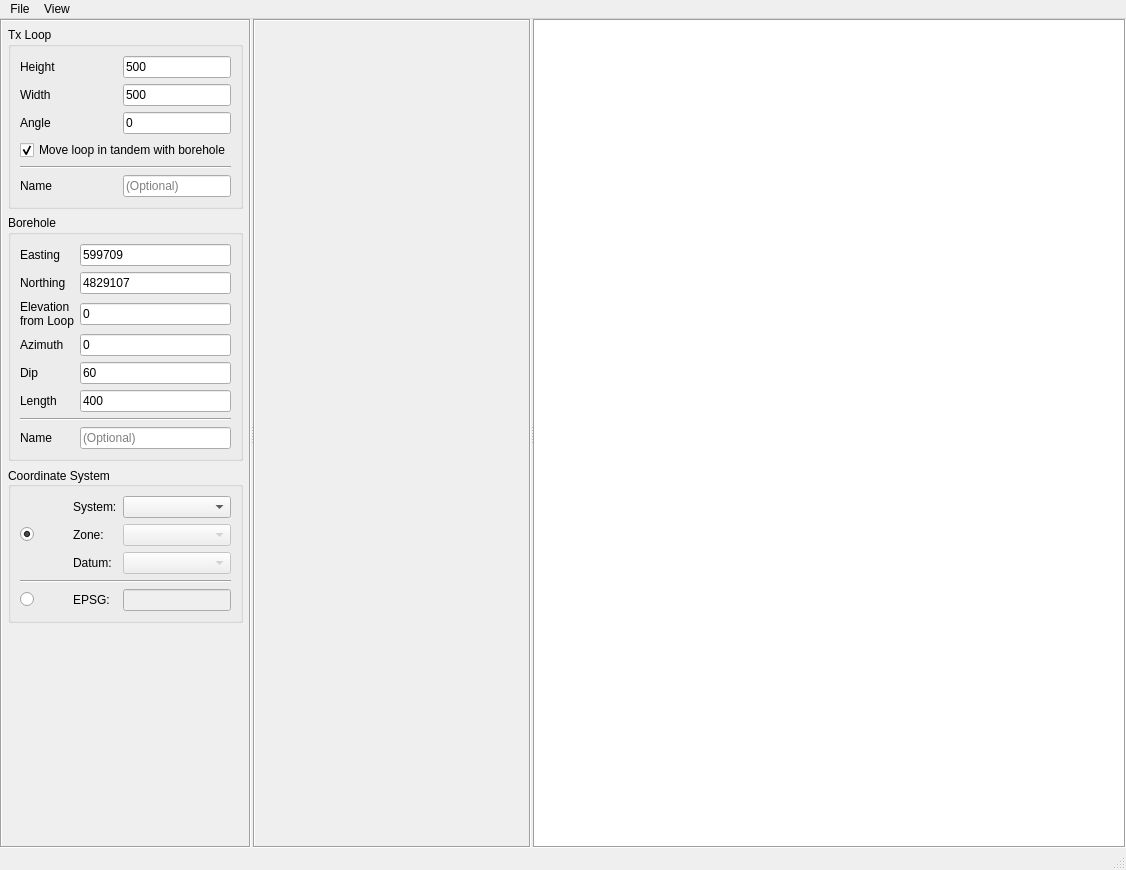
Before: the Qt Designer form src/qt_ui/loop_planner.ui in Eric-Meunier/Processor-Suite, drawn with Qt 5.
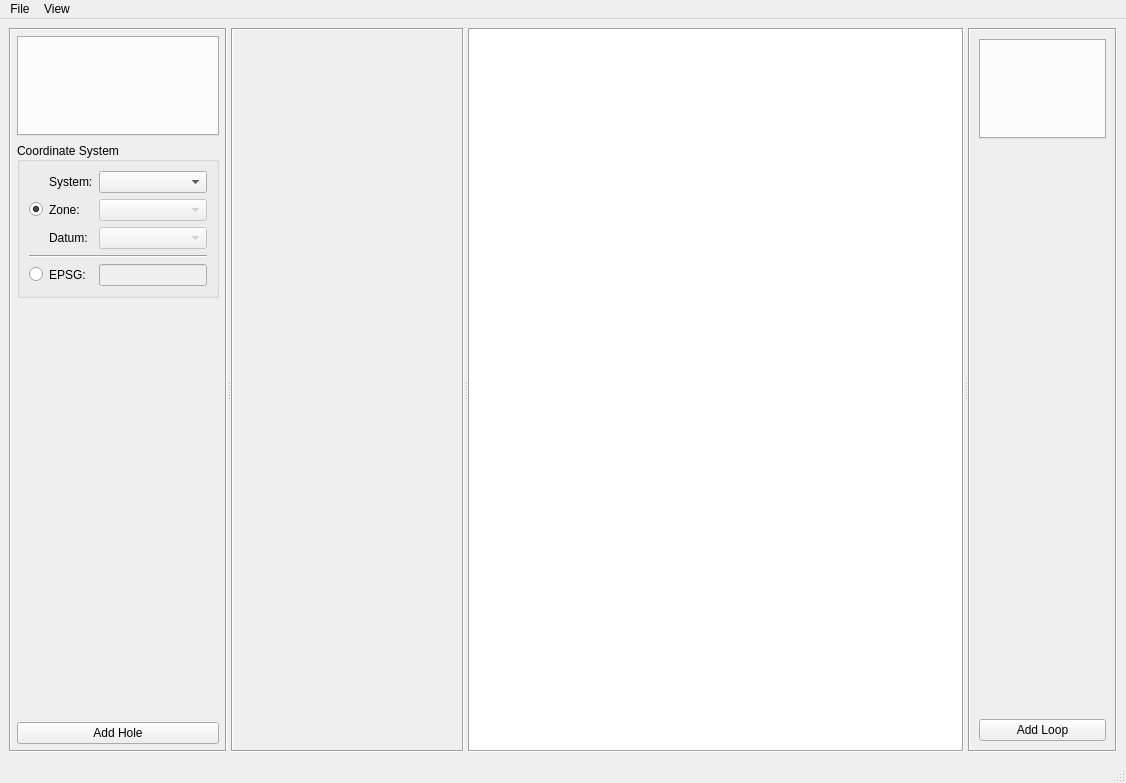
After: the same form once the commit is applied. Icons and pictures are not drawn. Custom widgets are drawn as their Qt base class.

```diff
--- a/src/qt_ui/loop_planner.ui
+++ b/src/qt_ui/loop_planner.ui
@@ -7,7 +7,7 @@
     <x>0</x>
     <y>0</y>
     <width>1126</width>
-    <height>870</height>
+    <height>783</height>
    </rect>
   </property>
   <property name="windowTitle">
@@ -15,27 +15,12 @@
   </property>
   <widget class="QWidget" name="centralwidget">
    <layout class="QHBoxLayout" name="horizontalLayout">
-    <property name="leftMargin">
-     <number>0</number>
-    </property>
-    <property name="topMargin">
-     <number>0</number>
-    </property>
-    <property name="rightMargin">
-     <number>0</number>
-    </property>
-    <property name="bottomMargin">
-     <number>0</number>
-    </property>
     <item>
      <widget class="QSplitter" name="splitter">
       <property name="orientation">
        <enum>Qt::Horizontal</enum>
       </property>
-      <property name="handleWidth">
-       <number>2</number>
-      </property>
-      <widget class="QFrame" name="frame_2">
+      <widget class="QFrame" name="hole_frame">
        <property name="sizePolicy">
         <sizepolicy hsizetype="Maximum" vsizetype="Preferred">
          <horstretch>0</horstretch>
@@ -65,359 +50,32 @@
          <number>6</number>
         </property>
         <item>
-         <widget class="QGroupBox" name="groupBox_2">
+         <widget class="QTabWidget" name="hole_tab_widget">
           <property name="sizePolicy">
            <sizepolicy hsizetype="Preferred" vsizetype="Preferred">
             <horstretch>0</horstretch>
             <verstretch>0</verstretch>
            </sizepolicy>
           </property>
-          <property name="maximumSize">
+          <property name="minimumSize">
            <size>
-            <width>16777215</width>
-            <height>16777215</height>
+            <width>0</width>
+            <height>100</height>
            </size>
           </property>
-          <property name="title">
-           <string>Tx Loop</string>
+          <property name="currentIndex">
+           <number>-1</number>
           </property>
-          <layout class="QGridLayout" name="gridLayout_2">
-           <item row="1" column="1">
-            <widget class="QLineEdit" name="loop_height_edit">
-             <property name="sizePolicy">
-              <sizepolicy hsizetype="Preferred" vsizetype="Fixed">
-               <horstretch>0</horstretch>
-               <verstretch>0</verstretch>
-              </sizepolicy>
-             </property>
-             <property name="cursor">
-              <cursorShape>ArrowCursor</cursorShape>
-             </property>
-             <property name="text">
-              <string>500</string>
-             </property>
-            </widget>
-           </item>
-           <item row="3" column="1">
-            <widget class="QLineEdit" name="loop_angle_edit">
-             <property name="sizePolicy">
-              <sizepolicy hsizetype="Preferred" vsizetype="Fixed">
-               <horstretch>0</horstretch>
-               <verstretch>0</verstretch>
-              </sizepolicy>
-             </property>
-             <property name="minimumSize">
-              <size>
-               <width>0</width>
-               <height>0</height>
-              </size>
-             </property>
-             <property name="maximumSize">
-              <size>
-               <width>16777215</width>
-               <height>16777215</height>
-              </size>
-             </property>
-             <property name="text">
-              <string>0</string>
-             </property>
-            </widget>
-           </item>
-           <item row="5" column="0" colspan="2">
-            <widget class="Line" name="line">
-             <property name="orientation">
-              <enum>Qt::Horizontal</enum>
-             </property>
-            </widget>
-           </item>
-           <item row="2" column="1">
-            <widget class="QLineEdit" name="loop_width_edit">
-             <property name="sizePolicy">
-              <sizepolicy hsizetype="Preferred" vsizetype="Fixed">
-               <horstretch>0</horstretch>
-               <verstretch>0</verstretch>
-              </sizepolicy>
-             </property>
-             <property name="minimumSize">
-              <size>
-               <width>0</width>
-               <height>0</height>
-              </size>
-             </property>
-             <property name="maximumSize">
-              <size>
-               <width>16777215</width>
-               <height>16777215</height>
-              </size>
-             </property>
-             <property name="text">
-              <string>500</string>
-             </property>
-            </widget>
-           </item>
-           <item row="1" column="0">
-            <widget class="QLabel" name="label_3">
-             <property name="text">
-              <string>Height</string>
-             </property>
-            </widget>
-           </item>
-           <item row="2" column="0">
-            <widget class="QLabel" name="label_2">
-             <property name="text">
-              <string>Width</string>
-             </property>
-            </widget>
-           </item>
-           <item row="6" column="0">
-            <widget class="QLabel" name="label_12">
-             <property name="text">
-              <string>Name</string>
-             </property>
-            </widget>
-           </item>
-           <item row="6" column="1">
-            <widget class="QLineEdit" name="loop_name_edit">
-             <property name="sizePolicy">
-              <sizepolicy hsizetype="Preferred" vsizetype="Fixed">
-               <horstretch>0</horstretch>
-               <verstretch>0</verstretch>
-              </sizepolicy>
-             </property>
-             <property name="placeholderText">
-              <string>(Optional)</string>
-             </property>
-            </widget>
-           </item>
-           <item row="3" column="0">
-            <widget class="QLabel" name="label_4">
-             <property name="text">
-              <string>Angle</string>
-             </property>
-            </widget>
-           </item>
-           <item row="4" column="0" colspan="2">
-            <widget class="QCheckBox" name="move_loop_cbox">
-             <property name="text">
-              <string>Move loop in tandem with borehole</string>
-             </property>
-             <property name="checked">
-              <bool>true</bool>
-             </property>
-            </widget>
-           </item>
-          </layout>
-         </widget>
-        </item>
-        <item>
-         <widget class="QGroupBox" name="groupBox">
-          <property name="sizePolicy">
-           <sizepolicy hsizetype="Preferred" vsizetype="Preferred">
-            <horstretch>0</horstretch>
-            <verstretch>0</verstretch>
-           </sizepolicy>
-          </property>
-          <property name="maximumSize">
-           <size>
-            <width>16777215</width>
-            <height>16777215</height>
-           </size>
-          </property>
-          <property name="title">
-           <string>Borehole</string>
-          </property>
-          <layout class="QGridLayout" name="gridLayout_3">
-           <item row="1" column="1">
-            <widget class="QLabel" name="label_5">
-             <property name="text">
-              <string>Northing</string>
-             </property>
-            </widget>
-           </item>
-           <item row="1" column="2">
-            <widget class="QLineEdit" name="hole_northing_edit">
-             <property name="sizePolicy">
-              <sizepolicy hsizetype="Preferred" vsizetype="Fixed">
-               <horstretch>0</horstretch>
-               <verstretch>0</verstretch>
-              </sizepolicy>
-             </property>
-             <property name="text">
-              <string>4829107</string>
-             </property>
-             <property name="placeholderText">
-              <string/>
-             </property>
-            </widget>
-           </item>
-           <item row="0" column="2">
-            <widget class="QLineEdit" name="hole_easting_edit">
-             <property name="sizePolicy">
-              <sizepolicy hsizetype="Preferred" vsizetype="Fixed">
-               <horstretch>0</horstretch>
-               <verstretch>0</verstretch>
-              </sizepolicy>
-             </property>
-             <property name="maximumSize">
-              <size>
-               <width>16777215</width>
-               <height>16777215</height>
-              </size>
-             </property>
-             <property name="text">
-              <string>599709</string>
-             </property>
-             <property name="placeholderText">
-              <string/>
-             </property>
-            </widget>
-           </item>
-           <item row="0" column="1">
-            <widget class="QLabel" name="label">
-             <property name="sizePolicy">
-              <sizepolicy hsizetype="Maximum" vsizetype="Preferred">
-               <horstretch>0</horstretch>
-               <verstretch>0</verstretch>
-              </sizepolicy>
-             </property>
-             <property name="text">
-              <string>Easting </string>
-             </property>
-            </widget>
-           </item>
-           <item row="4" column="1">
-            <widget class="QLabel" name="label_10">
-             <property name="text">
-              <string>Dip</string>
-             </property>
-            </widget>
-           </item>
-           <item row="3" column="1">
-            <widget class="QLabel" name="label_9">
-             <property name="text">
-              <string>Azimuth</string>
-             </property>
-            </widget>
-           </item>
-           <item row="5" column="1">
-            <widget class="QLabel" name="label_11">
-             <property name="text">
-              <string>Length</string>
-             </property>
-            </widget>
-           </item>
-           <item row="6" column="1" colspan="2">
-            <widget class="Line" name="line_2">
-             <property name="orientation">
-              <enum>Qt::Horizontal</enum>
-             </property>
-            </widget>
-           </item>
-           <item row="4" column="2">
-            <widget class="QLineEdit" name="hole_dip_edit">
-             <property name="sizePolicy">
-              <sizepolicy hsizetype="Preferred" vsizetype="Fixed">
-               <horstretch>0</horstretch>
-               <verstretch>0</verstretch>
-              </sizepolicy>
-             </property>
-             <property name="text">
-              <string>60</string>
-             </property>
-             <property name="placeholderText">
-              <string/>
-             </property>
-            </widget>
-           </item>
-           <item row="3" column="2">
-            <widget class="QLineEdit" name="hole_az_edit">
-             <property name="sizePolicy">
-              <sizepolicy hsizetype="Preferred" vsizetype="Fixed">
-               <horstretch>0</horstretch>
-               <verstretch>0</verstretch>
-              </sizepolicy>
-             </property>
-             <property name="text">
-              <string>0</string>
-             </property>
-             <property name="placeholderText">
-              <string/>
-             </property>
-            </widget>
-           </item>
-           <item row="5" column="2">
-            <widget class="QLineEdit" name="hole_length_edit">
-             <property name="sizePolicy">
-              <sizepolicy hsizetype="Preferred" vsizetype="Fixed">
-               <horstretch>0</horstretch>
-               <verstretch>0</verstretch>
-              </sizepolicy>
-             </property>
-             <property name="text">
-              <string>400</string>
-             </property>
-             <property name="placeholderText">
-              <string/>
-             </property>
-            </widget>
-           </item>
-           <item row="7" column="2">
-            <widget class="QLineEdit" name="hole_name_edit">
-             <property name="sizePolicy">
-              <sizepolicy hsizetype="Preferred" vsizetype="Fixed">
-               <horstretch>0</horstretch>
-               <verstretch>0</verstretch>
-              </sizepolicy>
-             </property>
-             <property name="placeholderText">
-              <string>(Optional)</string>
-             </property>
-            </widget>
-           </item>
-           <item row="7" column="1">
-            <widget class="QLabel" name="label_13">
-             <property name="text">
-              <string>Name</string>
-             </property>
-            </widget>
-           </item>
-           <item row="2" column="1">
-            <widget class="QLabel" name="label_14">
-             <property name="toolTip">
-              <string>Hole elevation relative to loop elevation.
-Mostly used for underground holes.</string>
-             </property>
-             <property name="text">
-              <string>Elevation
-from Loop</string>
-             </property>
-            </widget>
-           </item>
-           <item row="2" column="2">
-            <widget class="QLineEdit" name="hole_elevation_edit">
-             <property name="sizePolicy">
-              <sizepolicy hsizetype="Preferred" vsizetype="Fixed">
-               <horstretch>0</horstretch>
-               <verstretch>0</verstretch>
-              </sizepolicy>
-             </property>
-             <property name="toolTip">
-              <string>Hole elevation relative to loop elevation.
-Mostly used for underground holes.</string>
-             </property>
-             <property name="statusTip">
-              <string/>
-             </property>
-             <property name="text">
-              <string>0</string>
-             </property>
-            </widget>
-           </item>
-          </layout>
          </widget>
         </item>
         <item>
          <widget class="QGroupBox" name="groupBox_3">
+          <property name="sizePolicy">
+           <sizepolicy hsizetype="Maximum" vsizetype="Preferred">
+            <horstretch>0</horstretch>
+            <verstretch>0</verstretch>
+           </sizepolicy>
+          </property>
           <property name="maximumSize">
            <size>
             <width>16777215</width>
@@ -430,6 +88,12 @@
           <property name="alignment">
            <set>Qt::AlignLeading|Qt::AlignLeft|Qt::AlignVCenter</set>
           </property>
+          <property name="flat">
+           <bool>false</bool>
+          </property>
+          <property name="checkable">
+           <bool>false</bool>
+          </property>
           <layout class="QGridLayout" name="gridLayout_4">
            <item row="0" column="2">
             <widget class="QComboBox" name="gps_system_cbox">
@@ -524,6 +188,12 @@
            </item>
            <item row="3" column="0" colspan="3">
             <widget class="Line" name="line_3">
+             <property name="sizePolicy">
+              <sizepolicy hsizetype="Preferred" vsizetype="Fixed">
+               <horstretch>0</horstretch>
+               <verstretch>0</verstretch>
+              </sizepolicy>
+             </property>
              <property name="orientation">
               <enum>Qt::Horizontal</enum>
              </property>
@@ -545,9 +215,26 @@
           </property>
          </spacer>
         </item>
+        <item>
+         <widget class="QPushButton" name="add_hole_btn">
+          <property name="sizePolicy">
+           <sizepolicy hsizetype="Preferred" vsizetype="Fixed">
+            <horstretch>0</horstretch>
+            <verstretch>0</verstretch>
+           </sizepolicy>
+          </property>
+          <property name="text">
+           <string>Add Hole</string>
+          </property>
+          <property name="icon">
+           <iconset>
+            <normaloff>icons/add.png</normaloff>icons/add.png</iconset>
+          </property>
+         </widget>
+        </item>
        </layout>
       </widget>
-      <widget class="QFrame" name="frame">
+      <widget class="QFrame" name="section_frame">
        <property name="sizePolicy">
         <sizepolicy hsizetype="Preferred" vsizetype="Preferred">
          <horstretch>30</horstretch>
@@ -583,7 +270,7 @@
          <number>0</number>
         </property>
         <item>
-         <layout class="QVBoxLayout" name="section_view_layout" stretch=""/>
+         <layout class="QVBoxLayout" name="section_view_layout"/>
         </item>
        </layout>
       </widget>
@@ -607,6 +294,74 @@
         <enum>QFrame::Sunken</enum>
        </property>
       </widget>
+      <widget class="QFrame" name="loop_frame">
+       <property name="sizePolicy">
+        <sizepolicy hsizetype="Maximum" vsizetype="Preferred">
+         <horstretch>0</horstretch>
+         <verstretch>0</verstretch>
+        </sizepolicy>
+       </property>
+       <property name="frameShape">
+        <enum>QFrame::Box</enum>
+       </property>
+       <property name="frameShadow">
+        <enum>QFrame::Sunken</enum>
+       </property>
+       <layout class="QVBoxLayout" name="verticalLayout_3">
+        <item>
+         <widget class="QTabWidget" name="loop_tab_widget">
+          <property name="sizePolicy">
+           <sizepolicy hsizetype="Preferred" vsizetype="Preferred">
+            <horstretch>0</horstretch>
+            <verstretch>0</verstretch>
+           </sizepolicy>
+          </property>
+          <property name="minimumSize">
+           <size>
+            <width>0</width>
+            <height>100</height>
+           </size>
+          </property>
+          <property name="maximumSize">
+           <size>
+            <width>16777215</width>
+            <height>16777215</height>
+           </size>
+          </property>
+         </widget>
+        </item>
+        <item>
+         <spacer name="verticalSpacer_2">
+          <property name="orientation">
+           <enum>Qt::Vertical</enum>
+          </property>
+          <property name="sizeHint" stdset="0">
+           <size>
+            <width>20</width>
+            <height>40</height>
+           </size>
+          </property>
+         </spacer>
+        </item>
+        <item>
+         <widget class="QPushButton" name="add_loop_btn">
+          <property name="sizePolicy">
+           <sizepolicy hsizetype="Preferred" vsizetype="Fixed">
+            <horstretch>0</horstretch>
+            <verstretch>0</verstretch>
+           </sizepolicy>
+          </property>
+          <property name="text">
+           <string>Add Loop</string>
+          </property>
+          <property name="icon">
+           <iconset>
+            <normaloff>icons/add.png</normaloff>icons/add.png</iconset>
+          </property>
+         </widget>
+        </item>
+       </layout>
+      </widget>
      </widget>
     </item>
    </layout>
@@ -626,13 +381,14 @@
     </property>
     <addaction name="actionSave_as_KMZ"/>
     <addaction name="actionSave_as_GPX"/>
-    <addaction name="separator"/>
-    <addaction name="actionCopy_Loop_to_Clipboard"/>
    </widget>
    <widget class="QMenu" name="menuView">
     <property name="title">
      <string>View</string>
     </property>
+    <addaction name="show_annotations_cbox"/>
+    <addaction name="show_grid_cbox"/>
+    <addaction name="separator"/>
     <addaction name="view_map_action"/>
    </widget>
    <addaction name="menuFile"/>
@@ -640,16 +396,34 @@
   </widget>
   <widget class="QStatusBar" name="status_bar"/>
   <action name="actionSave_as_KMZ">
+   <property name="icon">
+    <iconset>
+     <normaloff>icons/google_earth.png</normaloff>icons/google_earth.png</iconset>
+   </property>
    <property name="text">
     <string>Save as KMZ...</string>
    </property>
+   <property name="toolTip">
+    <string>Save all GPS to a Google Earth KMZ file</string>
+   </property>
   </action>
   <action name="actionSave_as_GPX">
+   <property name="icon">
+    <iconset>
+     <normaloff>icons/garmin_file.png</normaloff>icons/garmin_file.png</iconset>
+   </property>
    <property name="text">
     <string>Save as GPX...</string>
    </property>
+   <property name="toolTip">
+    <string>Save all GPS to a Garming GPX file</string>
+   </property>
   </action>
   <action name="view_map_action">
+   <property name="icon">
+    <iconset>
+     <normaloff>icons/folium.png</normaloff>icons/folium.png</iconset>
+   </property>
    <property name="text">
     <string>Map</string>
    </property>
@@ -659,6 +433,31 @@
     <string>Copy to Clipboard</string>
    </property>
   </action>
+  <action name="show_grid_cbox">
+   <property name="checkable">
+    <bool>true</bool>
+   </property>
+   <property name="checked">
+    <bool>true</bool>
+   </property>
+   <property name="text">
+    <string>Plan View Grid</string>
+   </property>
+   <property name="toolTip">
+    <string>Show the grid in the plan view</string>
+   </property>
+  </action>
+  <action name="show_annotations_cbox">
+   <property name="checkable">
+    <bool>true</bool>
+   </property>
+   <property name="checked">
+    <bool>true</bool>
+   </property>
+   <property name="text">
+    <string>Annotations</string>
+   </property>
+  </action>
  </widget>
  <customwidgets>
   <customwidget>
```
Left out of the diff: 11 changed lines with no effect on the pictures.
